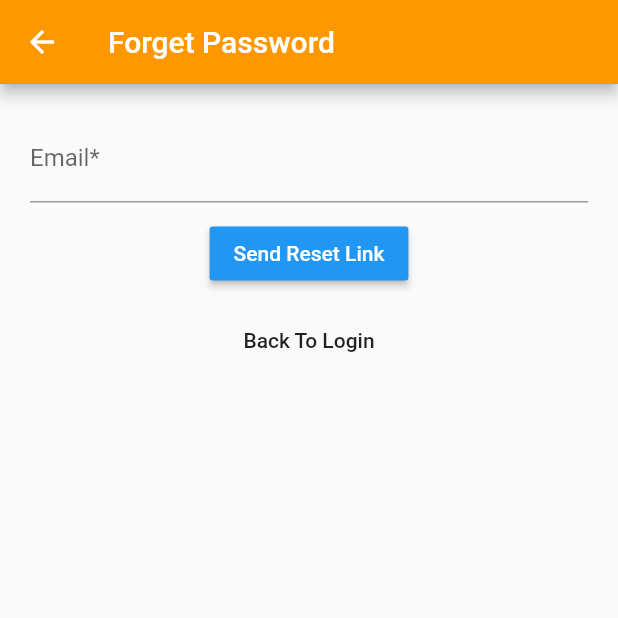
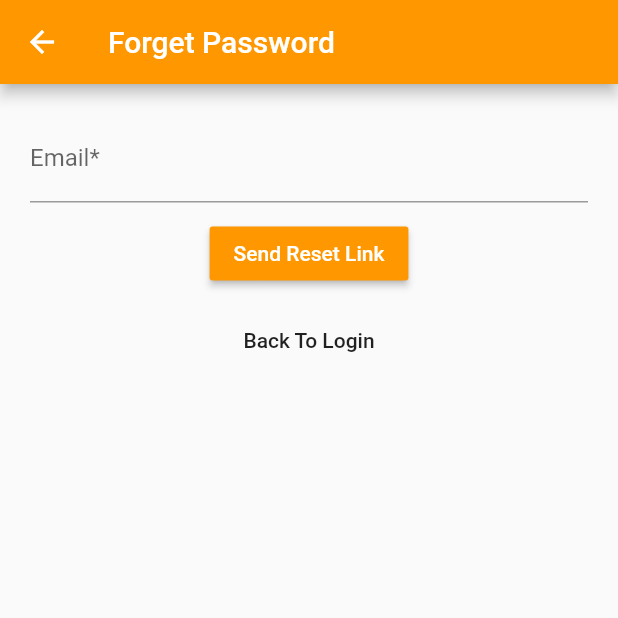
Before and after one commit to vishwajeetvb/ewall, a Flutter app: the ForgetPassword screen opened directly, on a phone screen of 412 x 824 dp, the top half of it. Run offline on Flutter 3.47's test engine with Material 2 defaults, Android fonts, the phone set to English and light mode, and no system bars; our stand-ins replace cloud_firestore, date_field, firebase_auth, firebase_core, fluttertoast, syncfusion_flutter_charts and 3 more; missing offline and left inert: razorpay_flutter; accounts and stored records are empty.

Commit message:
Forget Password colour added

```diff
--- a/lib/screens/auth/forget_password.dart
+++ b/lib/screens/auth/forget_password.dart
@@ -61,7 +61,7 @@ class _ForgetPasswordState extends State<ForgetPassword> {
                       SizedBox(height: 10,),
                       RaisedButton(
                         child: Text("Send Reset Link"),
-                        color: Theme.of(context).primaryColor,
+                        color: Colors.orange,
                         textColor: Colors.white,
                         onPressed: () {
                           if (_forgetFormKey.currentState.validate()){
```
